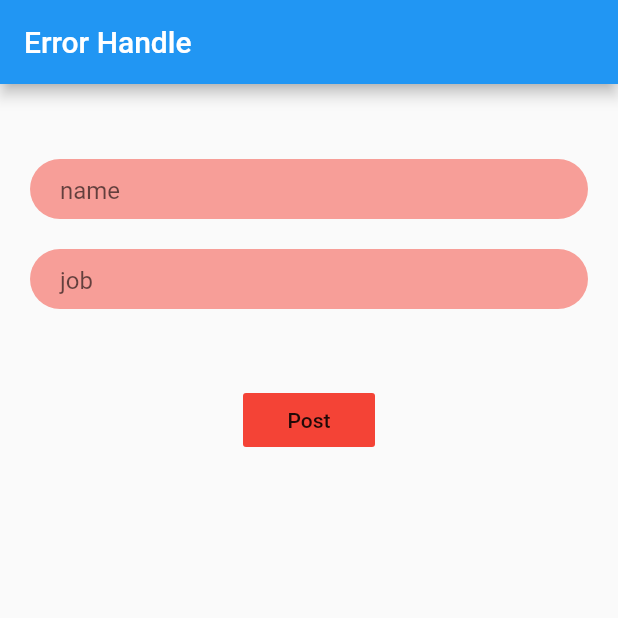
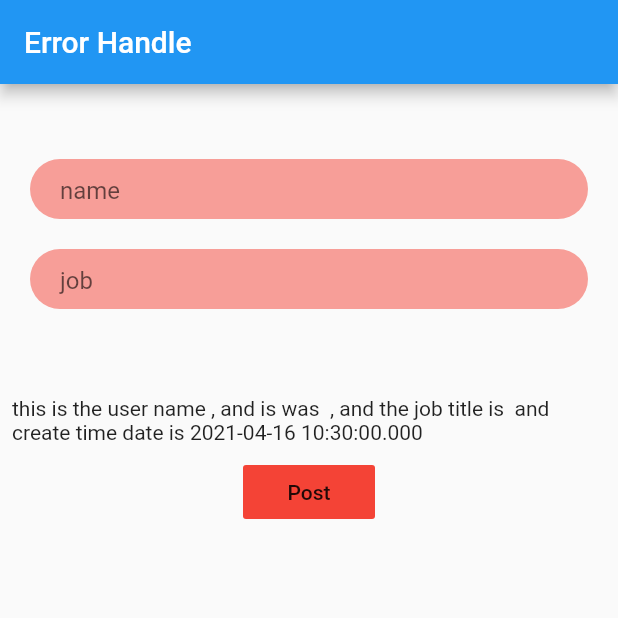
Before and after one commit to xaakib/flutter_everything, a Flutter app: the ErrHomeScreen screen opened directly, on a phone screen of 412 x 824 dp, the top half of it. Run offline on Flutter 3.47's test engine with Material 2 defaults, Android fonts, the phone set to English and light mode, and no system bars; our stand-ins replace fluttertoast, get, shared_preferences; accounts and stored records are empty.

Commit message:
post methode is working

```diff
--- a/lib/api_error_handleing/screens/error_homeScreen.dart
+++ b/lib/api_error_handleing/screens/error_homeScreen.dart
@@ -8,7 +8,7 @@ class ErrHomeScreen extends StatefulWidget {
 }
 
 Future<UserModel> createUser(String name, String job) async {
-  final String apiUrl = "https://reqres.in//api/users";
+  final String apiUrl = "https://reqres.in/api/users";
 
   final response = await http.post(Uri.parse(apiUrl), body: {
     "name": name,
@@ -27,6 +27,14 @@ class _ErrHomeScreenState extends State<ErrHomeScreen> {
   final TextEditingController nameController = TextEditingController();
 
   final TextEditingController jobController = TextEditingController();
+
+  UserModel _userModel;
+  @override
+  void dispose() {
+    super.dispose();
+    nameController.dispose();
+    jobController.dispose();
+  }
 
   @override
   Widget build(BuildContext context) {
@@ -75,8 +83,23 @@ class _ErrHomeScreenState extends State<ErrHomeScreen> {
               ),
             ),
             SizedBox(height: 50),
+            Padding(
+              padding: const EdgeInsets.all(8.0),
+              child: Text(
+                  "this is the user name ${_userModel.name}, and is was ${_userModel.id} , and the job title is ${_userModel.job} and create time date is ${_userModel.createdAt}"),
+            ),
+            // ignore: deprecated_member_use
             FlatButton(
-                color: Colors.red, onPressed: () {}, child: Text("Post")),
+                color: Colors.red,
+                onPressed: () async {
+                  final String name = nameController.text;
+                  final String job = jobController.text;
+                  final UserModel userMod = await createUser(name, job);
+                  setState(() {
+                    _userModel = userMod;
+                  });
+                },
+                child: Text("Post")),
           ],
         ),
       ),
```
